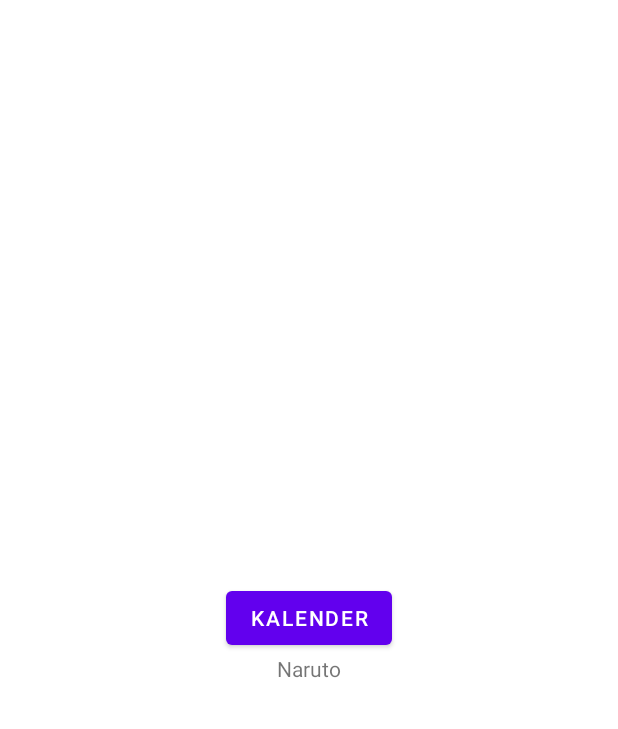
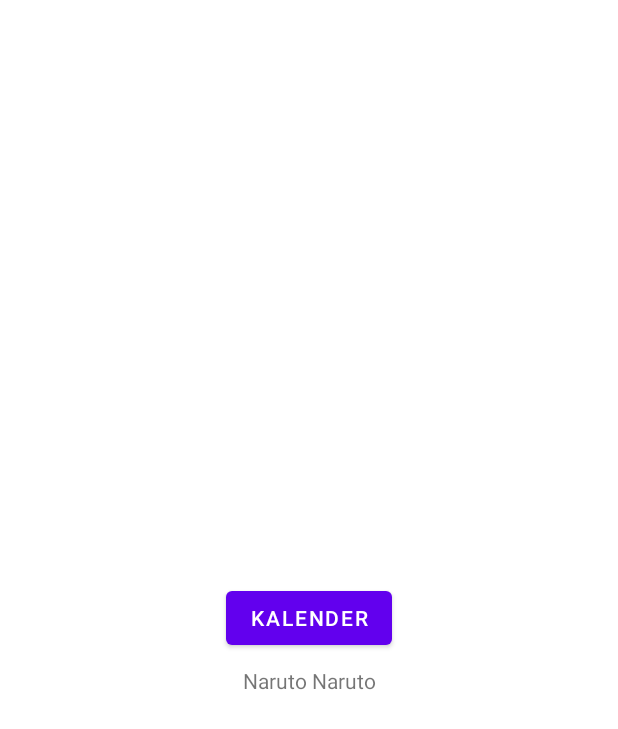
Before and after one commit to Jiiahhhh/CalendarView, an Android app: the layout activity_main.xml on its own in the app's theme, with its tools: preview values and no code run, on a phone screen of 412 x 824 dp. Shown: the top 729 px of the screen. Run offline under Robolectric (Android 15) with nearby library versions, the phone set to English and light mode, and no system bars.

```diff
--- a/app/src/main/res/layout/activity_main.xml
+++ b/app/src/main/res/layout/activity_main.xml
@@ -16,13 +16,40 @@
         app:layout_constraintStart_toStartOf="parent"
         app:layout_constraintTop_toTopOf="parent" />
 
-    <TextView
-        android:id="@+id/text"
-        android:layout_width="wrap_content"
+    <LinearLayout
+        android:layout_width="match_parent"
         android:layout_height="wrap_content"
-        android:text="Naruto"
-        app:layout_constraintEnd_toEndOf="parent"
-        app:layout_constraintStart_toStartOf="parent"
-        app:layout_constraintTop_toBottomOf="@id/btnKalendar" />
+        android:orientation="horizontal"
+        app:layout_constraintTop_toBottomOf="@+id/btnKalendar">
+
+        <TextView
+            android:id="@+id/date"
+            android:layout_width="wrap_content"
+            android:layout_height="wrap_content"
+            android:layout_marginTop="8dp"
+            android:text="Naruto"
+            android:layout_weight="1"
+            android:layout_marginEnd="4dp"
+            android:textAlignment="textEnd"
+            app:layout_constraintEnd_toStartOf="@id/time"
+            app:layout_constraintHorizontal_weight="1"
+            app:layout_constraintStart_toStartOf="parent"
+            app:layout_constraintTop_toBottomOf="@id/btnKalendar" />
+
+        <TextView
+            android:id="@+id/time"
+            android:layout_width="wrap_content"
+            android:layout_height="wrap_content"
+            android:layout_marginTop="8dp"
+            android:text="Naruto"
+            android:layout_weight="1"
+            app:layout_constraintEnd_toEndOf="parent"
+            app:layout_constraintHorizontal_weight="22"
+            app:layout_constraintStart_toEndOf="@id/date"
+            app:layout_constraintTop_toBottomOf="@id/btnKalendar" />
+
+    </LinearLayout>
+
+
 
 </androidx.constraintlayout.widget.ConstraintLayout>
```
Also changed, not shown: app/src/main/java/com/ilal/calenderview/MainActivity.kt (+22 -2 lines).
